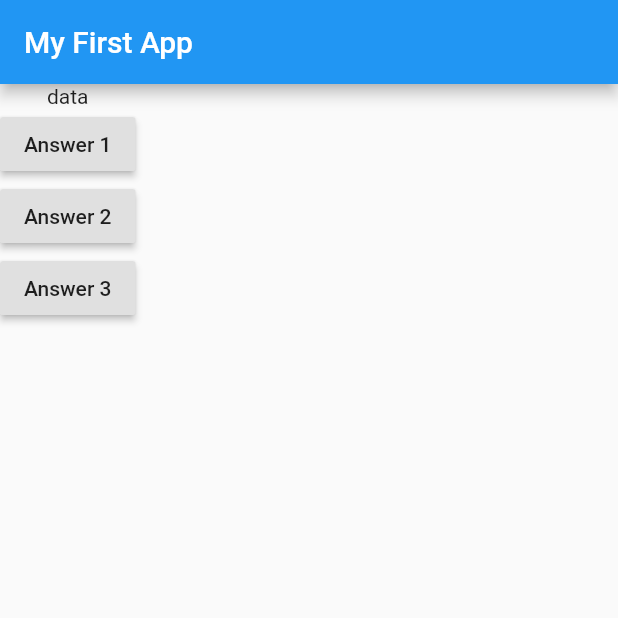
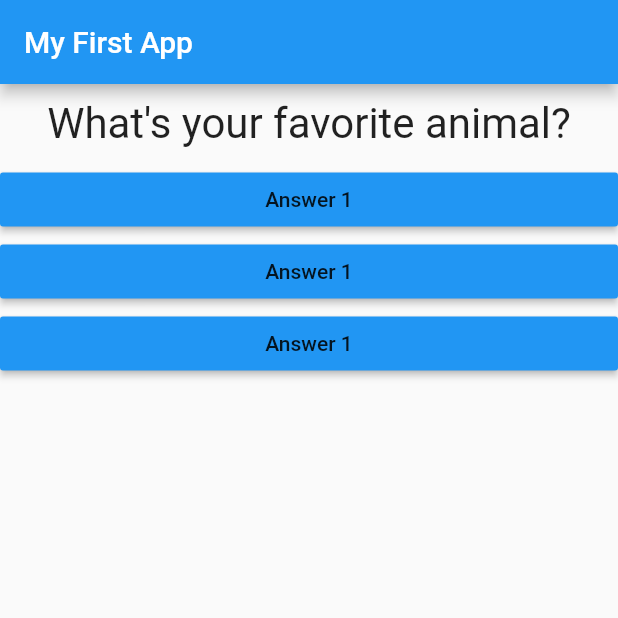
Before and after one commit to 91alban/Flutter-Quiz-App, a Flutter app: the screen it shows after launch, after a tap on "Answer 1", on a phone screen of 412 x 824 dp, the top half of it. Run offline on Flutter 3.47's test engine with Material 2 defaults, Android fonts, the phone set to English and light mode, and no system bars.

Commit message:
pushing callback funcktions around

```diff
--- /dev/null
+++ b/lib/answer.dart
@@ -0,0 +1,18 @@
+import 'package:flutter/material.dart';
+
+class Answer extends StatelessWidget {
+  final Function selectHandler;
+
+  Answer(this.selectHandler);
+  @override
+  Widget build(BuildContext context) {
+    return Container(
+      width: double.infinity,
+      child: RaisedButton(
+        color: Colors.blue,
+        child: Text('Answer 1'),
+        onPressed: selectHandler,
+      ),
+    );
+  }
+}
--- a/lib/main.dart
+++ b/lib/main.dart
@@ -1,12 +1,25 @@
 import 'package:flutter/material.dart';
+
+import './question.dart';
+import 'answer.dart';
 
 void main() {
   runApp(MyApp());
 }
 
-class MyApp extends StatelessWidget {
+class MyApp extends StatefulWidget {
+  @override
+  State<StatefulWidget> createState() {
+    return MyAppState();
+  }
+}
+
+class MyAppState extends State<MyApp> {
+  var questionIndex = 0;
   void answerQuestion() {
-    print('Answer Choosen');
+    setState(() {
+      questionIndex = questionIndex + 1;
+    });
   }
 
   @override
@@ -23,19 +36,10 @@ class MyApp extends StatelessWidget {
         ),
         body: Column(
           children: [
-            Text('data'),
-            RaisedButton(
-              child: Text('Answer 1'),
-              onPressed: answerQuestion,
-            ),
-            RaisedButton(
-              child: Text('Answer 2'),
-              onPressed: () => print('Answer 2'),
-            ),
-            RaisedButton(
-              child: Text('Answer 3'),
-              onPressed: answerQuestion,
-            )
+            Question(questions[questionIndex]),
+            Answer(answerQuestion),
+            Answer(answerQuestion),
+            Answer(answerQuestion),
           ],
         ),
       ),
--- /dev/null
+++ b/lib/question.dart
@@ -0,0 +1,19 @@
+import 'package:flutter/material.dart';
+
+class Question extends StatelessWidget {
+  final String questionText;
+
+  Question(this.questionText);
+  @override
+  Widget build(BuildContext context) {
+    return Container(
+      width: double.infinity,
+      margin: EdgeInsets.all(10),
+      child: Text(
+        questionText,
+        style: TextStyle(fontSize: 28),
+        textAlign: TextAlign.center,
+      ),
+    );
+  }
+}
```
